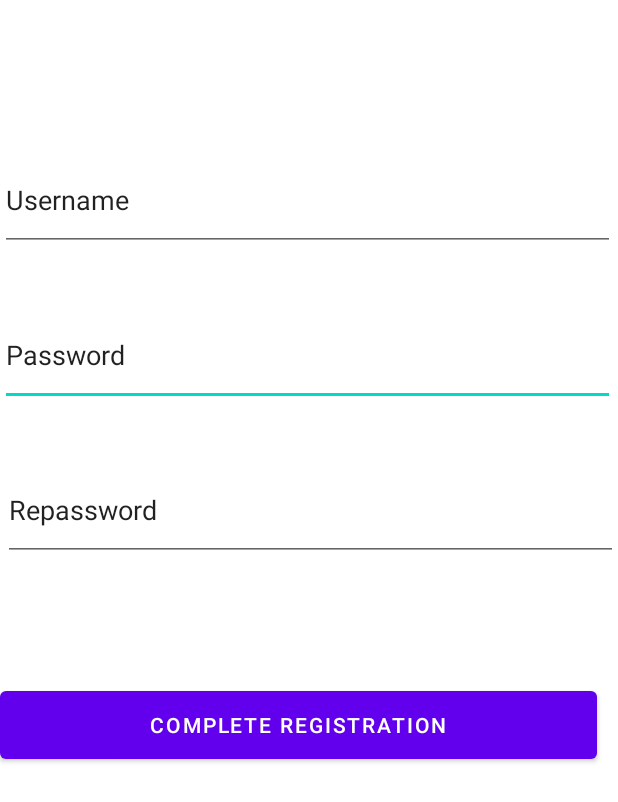
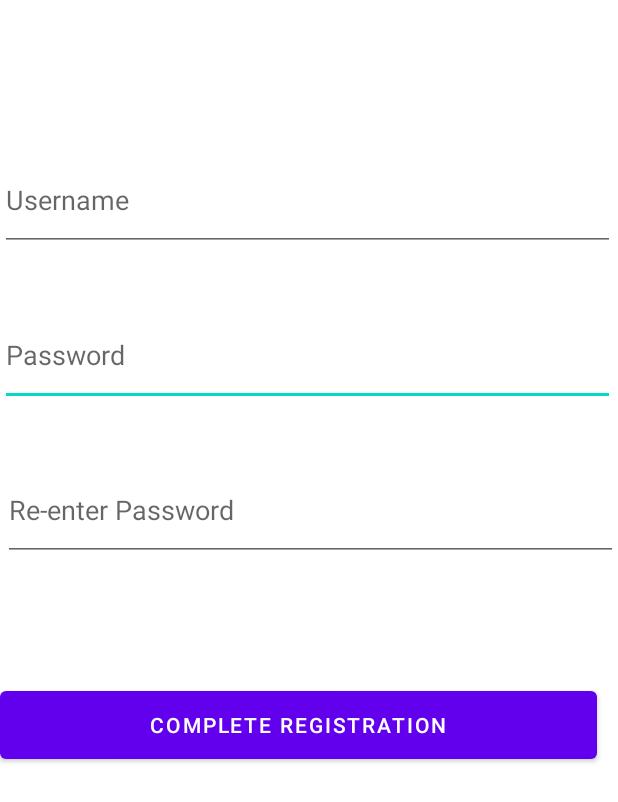
Before and after one commit to Twilli70/GymRat, an Android app: the Registration screen opened directly, with no data from a screen before it, on a phone screen of 412 x 824 dp. Shown: the top 802 px of the screen. Run offline under Robolectric (Android 15) with nearby library versions, the phone set to English and light mode, and no system bars.

Commit message:
Changed the registration from text to hinted text

```diff
--- a/app/src/main/res/layout/activity_main.xml
+++ b/app/src/main/res/layout/activity_main.xml
@@ -53,9 +53,9 @@
         android:layout_height="wrap_content"
         android:layout_marginTop="8dp"
         android:ems="10"
+        android:hint="@string/username"
         android:inputType="textPersonName"
         android:minHeight="48dp"
-        android:text="@string/username"
         android:textAlignment="center"
         app:layout_constraintBottom_toBottomOf="@+id/view"
         app:layout_constraintEnd_toEndOf="parent"
@@ -69,9 +69,9 @@
         android:layout_width="wrap_content"
         android:layout_height="wrap_content"
         android:ems="10"
+        android:hint="@string/password"
         android:inputType="textPersonName"
         android:minHeight="48dp"
-        android:text="@string/password"
         android:textAlignment="center"
         app:layout_constraintEnd_toEndOf="parent"
         app:layout_constraintHorizontal_bias="0.522"
--- a/app/src/main/res/layout/activity_registration.xml
+++ b/app/src/main/res/layout/activity_registration.xml
@@ -12,8 +12,8 @@
         android:layout_height="67dp"
         android:layout_marginTop="36dp"
         android:ems="10"
+        android:hint="@string/password"
         android:inputType="textPersonName"
-        android:text="Password"
         app:layout_constraintEnd_toEndOf="parent"
         app:layout_constraintHorizontal_bias="0.0"
         app:layout_constraintStart_toStartOf="parent"
@@ -25,8 +25,8 @@
         android:layout_height="67dp"
         android:layout_marginTop="36dp"
         android:ems="10"
+        android:hint="@string/repassword"
         android:inputType="textPersonName"
-        android:text="Repassword"
         app:layout_constraintEnd_toEndOf="parent"
         app:layout_constraintHorizontal_bias="1.0"
         app:layout_constraintStart_toStartOf="parent"
@@ -38,8 +38,8 @@
         android:layout_height="67dp"
         android:layout_marginTop="100dp"
         android:ems="10"
+        android:hint="@string/username"
         android:inputType="textPersonName"
-        android:text="Username"
         app:layout_constraintEnd_toEndOf="parent"
         app:layout_constraintHorizontal_bias="0.0"
         app:layout_constraintStart_toStartOf="parent"
--- a/app/src/main/res/values/strings.xml
+++ b/app/src/main/res/values/strings.xml
@@ -5,6 +5,7 @@
     <string name="account_login">Account Login</string>
     <string name="username">Username</string>
     <string name="password">Password</string>
+    <string name="repassword">Re-enter Password</string>
     <!-- TODO: Remove or change this placeholder text -->
     <string name="hello_blank_fragment">Hello blank fragment</string>
     <string name="title_activity_login">LoginActivity</string>
```
